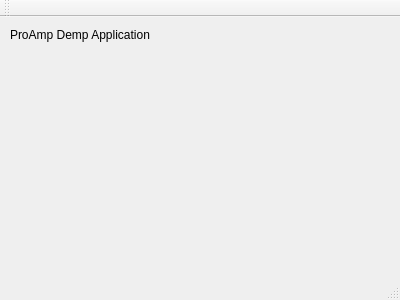
The window that mainwindow.ui (timvisee/ProAmp) describes before a commit, drawn with Qt 5.
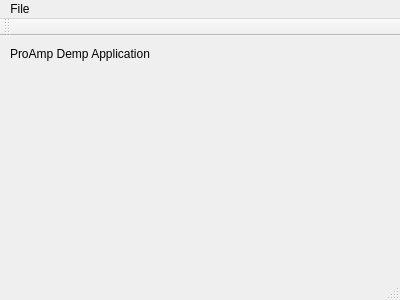
The same window after the commit.

Commit message:
Added About dialog
Added About dialog.

```diff
--- a/mainwindow.ui
+++ b/mainwindow.ui
@@ -37,6 +37,15 @@
      <height>21</height>
     </rect>
    </property>
+   <widget class="QMenu" name="menuFile">
+    <property name="title">
+     <string>File</string>
+    </property>
+    <addaction name="actionAbout"/>
+    <addaction name="separator"/>
+    <addaction name="actionExit"/>
+   </widget>
+   <addaction name="menuFile"/>
   </widget>
   <widget class="QToolBar" name="mainToolBar">
    <attribute name="toolBarArea">
```
Left out of the diff: 10 changed lines with no effect on the pictures. The commit also changes 7 other files.
